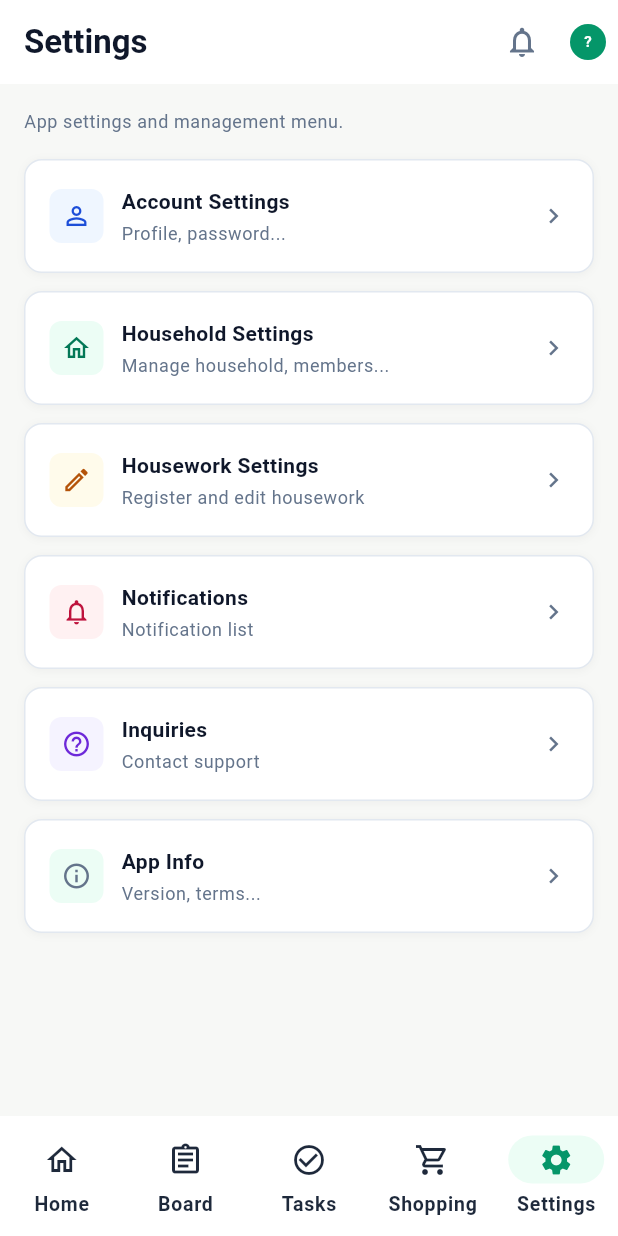
After one commit to ryokkon624/hw-hub-mobile, a Flutter app: the SettingsTopPage screen opened by its route, on a phone screen of 412 x 824 dp. The commit adds this screen. Run offline on Flutter 3.47's test engine with Material 3 defaults, Android fonts, the phone set to English and light mode, and no system bars; our stand-ins replace dio, fl_chart, flutter_riverpod, flutter_secure_storage, go_router, image_picker and 3 more; accounts and stored records are empty; generated files the repository leaves out were written again; network calls fail; Roboto replaces fonts that are missing (NotoSansJP).

Commit message:
feat: 設定トップ画面を実装する (ryokkon624/hw-hub-manage#120)
- SettingsTopPage 新規作成（アカウント設定・世帯設定・家事設定・通知センター・お問い合わせ・アプリ情報の6カード）
- SettingsCard ウィジェット新規作成（Web版 SettingsCard.vue を踏襲）
- app_router の /settings を仮画面から SettingsTopPage に差し替え
- i18n キー追加（settings 系 14 キー）

```diff
--- a/lib/app_router.dart
+++ b/lib/app_router.dart
@@ -14,6 +14,7 @@ import 'features/auth/presentation/password_reset/password_reset_page.dart';
 import 'features/auth/presentation/password_reset_sent/password_reset_sent_page.dart';
 import 'features/auth/presentation/signup/signup_page.dart';
 import 'features/home/presentation/home_page.dart';
+import 'features/settings/presentation/settings_top/settings_top_page.dart';
 import 'features/shell/main_shell.dart';
 import 'features/shopping/presentation/shopping_item_detail/shopping_item_detail_page.dart';
 import 'features/shopping/presentation/shopping_item_new/shopping_item_new_page.dart';
@@ -175,7 +176,7 @@ final _routes = <RouteBase>[
         routes: [
           GoRoute(
             path: AppRoutes.settings,
-            builder: (_, _) => const _P('設定'),
+            builder: (_, _) => const SettingsTopPage(),
             routes: [
               GoRoute(
                 path: AppRoutes._settingsAccountRelative,
--- /dev/null
+++ b/lib/features/settings/presentation/settings_top/settings_top_page.dart
@@ -0,0 +1,113 @@
+import 'package:flutter/material.dart';
+import 'package:go_router/go_router.dart';
+
+import '../../../../app_router.dart';
+import '../../../../core/theme/app_color_scheme.dart';
+import '../../../../core/ui/main_app_bar.dart';
+import '../../../../l10n/app_localizations.dart';
+import 'widgets/settings_card.dart';
+
+/// 設定トップ画面（#17）。
+///
+/// 各設定カードへの入口となるナビゲーションメニュー。
+class SettingsTopPage extends StatelessWidget {
+  const SettingsTopPage({super.key});
+
+  @override
+  Widget build(BuildContext context) {
+    final l10n = AppLocalizations.of(context);
+    final colors = Theme.of(context).extension<AppColorScheme>()!;
+
+    return Scaffold(
+      backgroundColor: colors.surface,
+      appBar: MainAppBar(title: l10n.pageTitleSettings),
+      body: SingleChildScrollView(
+        padding: const EdgeInsets.all(16),
+        child: Column(
+          crossAxisAlignment: CrossAxisAlignment.start,
+          children: [
+            Text(
+              l10n.settingsDescription,
+              style: Theme.of(
+                context,
+              ).textTheme.bodySmall?.copyWith(color: colors.textMuted),
+            ),
+            const SizedBox(height: 16),
+
+            // アカウント設定
+            SettingsCard(
+              key: const ValueKey('settings-account'),
+              icon: Icons.person_outline,
+              iconBgColor: colors.paletteBlueSoft,
+              iconColor: colors.paletteBlueText,
+              title: l10n.settingsCardAccountTitle,
+              subtitle: l10n.settingsCardAccountSubtitle,
+              onTap: () => context.go(AppRoutes.settingsAccount),
+            ),
+            const SizedBox(height: 12),
+
+            // 世帯設定
+            SettingsCard(
+              key: const ValueKey('settings-household'),
+              icon: Icons.home_outlined,
+              iconBgColor: colors.paletteEmeraldSoft,
+              iconColor: colors.paletteEmeraldText,
+              title: l10n.settingsCardHouseholdTitle,
+              subtitle: l10n.settingsCardHouseholdSubtitle,
+              onTap: () => context.go(AppRoutes.settingsHousehold),
+            ),
+            const SizedBox(height: 12),
+
+            // 家事設定
+            SettingsCard(
+              key: const ValueKey('settings-housework'),
+              icon: Icons.edit_outlined,
+              iconBgColor: colors.paletteAmberSoft,
+              iconColor: colors.paletteAmberText,
+              title: l10n.settingsCardHouseworkTitle,
+              subtitle: l10n.settingsCardHouseworkSubtitle,
+              onTap: () => context.go(AppRoutes.settingsHousework),
+            ),
+            const SizedBox(height: 12),
+
+            // 通知センター（push で遷移）
+            SettingsCard(
+              key: const ValueKey('settings-notifications'),
+              icon: Icons.notifications_outlined,
+              iconBgColor: colors.paletteRoseSoft,
+              iconColor: colors.paletteRoseText,
+              title: l10n.settingsCardNotificationsTitle,
+              subtitle: l10n.settingsCardNotificationsSubtitle,
+              onTap: () => context.push(AppRoutes.notifications),
+            ),
+            const SizedBox(height: 12),
+
+            // お問い合わせ
+            SettingsCard(
+              key: const ValueKey('settings-inquiry'),
+              icon: Icons.help_outline,
+              iconBgColor: colors.paletteVioletSoft,
+              iconColor: colors.paletteVioletText,
+              title: l10n.settingsCardInquiryTitle,
+              subtitle: l10n.settingsCardInquirySubtitle,
+              onTap: () => context.go(AppRoutes.settingsInquiries),
+            ),
+            const SizedBox(height: 12),
+
+            // アプリ情報
+            SettingsCard(
+              key: const ValueKey('settings-app-info'),
+              icon: Icons.info_outline,
+              iconBgColor: colors.surfaceSubtle,
+              iconColor: colors.textMuted,
+              title: l10n.settingsCardAppInfoTitle,
+              subtitle: l10n.settingsCardAppInfoSubtitle,
+              onTap: () => context.go(AppRoutes.settingsAppInfo),
+            ),
+            const SizedBox(height: 16),
+          ],
+        ),
+      ),
+    );
+  }
+}
--- /dev/null
+++ b/lib/features/settings/presentation/settings_top/widgets/settings_card.dart
@@ -0,0 +1,93 @@
+import 'package:flutter/material.dart';
+
+import '../../../../../core/theme/app_color_scheme.dart';
+
+/// 設定トップ画面の各設定カード。
+///
+/// Web 版の SettingsCard.vue を踏襲したデザイン。
+/// アイコン・タイトル・サブタイトルを表示し、タップで遷移する。
+class SettingsCard extends StatelessWidget {
+  const SettingsCard({
+    super.key,
+    required this.icon,
+    required this.iconBgColor,
+    required this.iconColor,
+    required this.title,
+    required this.subtitle,
+    required this.onTap,
+  });
+
+  final IconData icon;
+  final Color iconBgColor;
+  final Color iconColor;
+  final String title;
+  final String subtitle;
+  final VoidCallback onTap;
+
+  @override
+  Widget build(BuildContext context) {
+    final colors = Theme.of(context).extension<AppColorScheme>()!;
+
+    return InkWell(
+      onTap: onTap,
+      borderRadius: BorderRadius.circular(12),
+      child: Container(
+        decoration: BoxDecoration(
+          color: colors.surfaceCard,
+          borderRadius: BorderRadius.circular(12),
+          border: Border.all(color: colors.border),
+          boxShadow: [
+            BoxShadow(
+              color: Colors.black.withValues(alpha: 0.04),
+              blurRadius: 4,
+              offset: const Offset(0, 1),
+            ),
+          ],
+        ),
+        child: Padding(
+          padding: const EdgeInsets.all(16),
+          child: Row(
+            children: [
+              // アイコン
+              Container(
+                padding: const EdgeInsets.all(8),
+                decoration: BoxDecoration(
+                  color: iconBgColor,
+                  borderRadius: BorderRadius.circular(8),
+                ),
+                child: Icon(icon, color: iconColor, size: 20),
+              ),
+              const SizedBox(width: 12),
+              // テキスト
+              Expanded(
+                child: Column(
+                  crossAxisAlignment: CrossAxisAlignment.start,
+                  children: [
+                    Text(
+                      title,
+                      style: Theme.of(context).textTheme.bodyMedium?.copyWith(
+                        color: colors.textHeading,
+                        fontWeight: FontWeight.w600,
+                      ),
+                    ),
+                    const SizedBox(height: 2),
+                    Text(
+                      subtitle,
+                      style: Theme.of(
+                        context,
+                      ).textTheme.bodySmall?.copyWith(color: colors.textMuted),
+                      overflow: TextOverflow.ellipsis,
+                      maxLines: 1,
+                    ),
+                  ],
+                ),
+              ),
+              // 矢印
+              Icon(Icons.chevron_right, color: colors.textMuted, size: 20),
+            ],
+          ),
+        ),
+      ),
+    );
+  }
+}
```
Also changed, not shown: 1 other file.
